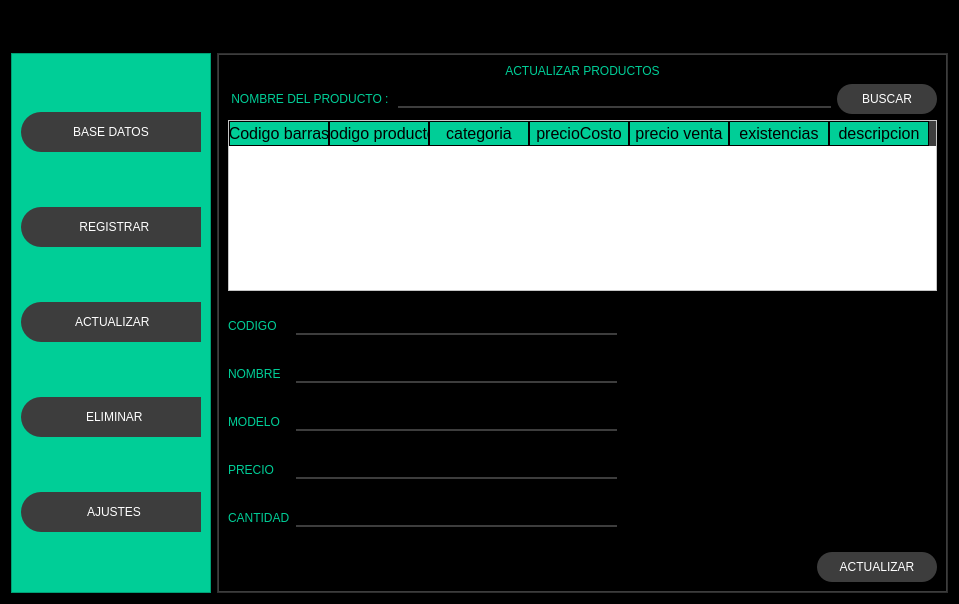
This is diseño.ui in jose99II/repositorioBd as Qt 5 draws it before an edit. The edited form follows.
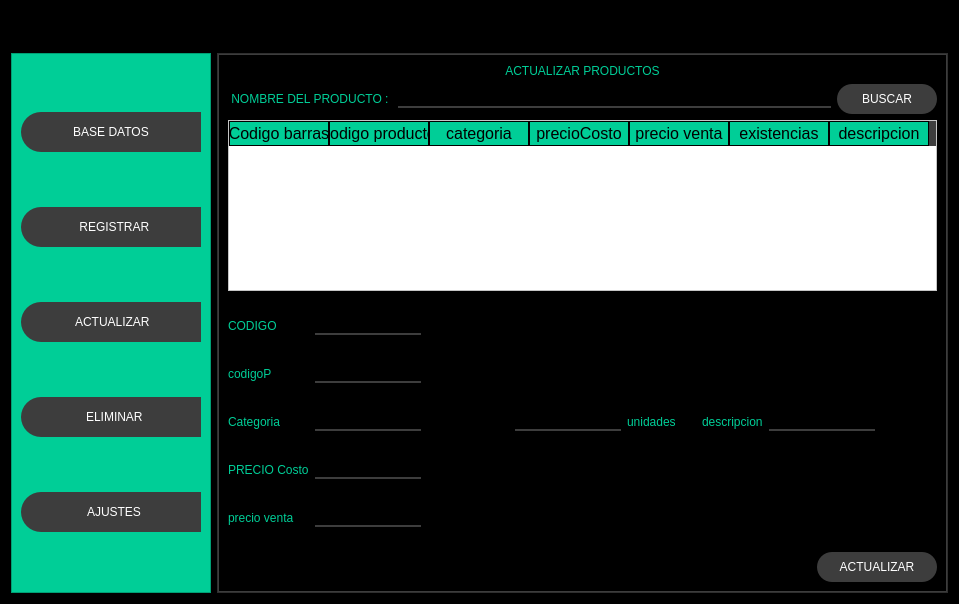
This is the edited form. Icons and pictures are not drawn.

```diff
--- a/diseño.ui
+++ b/diseño.ui
@@ -1601,28 +1601,28 @@
                      <item>
                       <widget class="QLabel" name="label_5">
                        <property name="text">
-                        <string>NOMBRE</string>
+                        <string>codigoP</string>
                        </property>
                       </widget>
                      </item>
                      <item>
                       <widget class="QLabel" name="label_6">
                        <property name="text">
-                        <string>MODELO</string>
+                        <string>Categoria</string>
                        </property>
                       </widget>
                      </item>
                      <item>
                       <widget class="QLabel" name="label_12">
                        <property name="text">
-                        <string>PRECIO</string>
+                        <string>PRECIO Costo</string>
                        </property>
                       </widget>
                      </item>
                      <item>
                       <widget class="QLabel" name="label_13">
                        <property name="text">
-                        <string>CANTIDAD</string>
+                        <string>precio venta</string>
                        </property>
                       </widget>
                      </item>
@@ -1650,6 +1650,69 @@
                      </item>
                     </layout>
                    </item>
+                   <item>
+                    <widget class="QLabel" name="codigoB">
+                     <property name="enabled">
+                      <bool>false</bool>
+                     </property>
+                     <property name="text">
+                      <string/>
+                     </property>
+                    </widget>
+                   </item>
+                   <item>
+                    <spacer name="horizontalSpacer_9">
+                     <property name="orientation">
+                      <enum>Qt::Horizontal</enum>
+                     </property>
+                     <property name="sizeHint" stdset="0">
+                      <size>
+                       <width>40</width>
+                       <height>20</height>
+                      </size>
+                     </property>
+                    </spacer>
+                   </item>
+                   <item>
+                    <widget class="QLabel" name="codigoP">
+                     <property name="text">
+                      <string/>
+                     </property>
+                    </widget>
+                   </item>
+                   <item>
+                    <widget class="QLineEdit" name="unidades_2"/>
+                   </item>
+                   <item>
+                    <widget class="QLabel" name="unidades">
+                     <property name="text">
+                      <string>unidades</string>
+                     </property>
+                    </widget>
+                   </item>
+                   <item>
+                    <spacer name="verticalSpacer">
+                     <property name="orientation">
+                      <enum>Qt::Vertical</enum>
+                     </property>
+                     <property name="sizeHint" stdset="0">
+                      <size>
+                       <width>20</width>
+                       <height>40</height>
+                      </size>
+                     </property>
+                    </spacer>
+                   </item>
+                   <item>
+                    <widget class="QLabel" name="label_32">
+                     <property name="text">
+                      <string>descripcion</string>
+                     </property>
+                    </widget>
+                   </item>
+                   <item>
+                    <widget class="QLineEdit" name="descripcion"/>
+                   </item>
                    <item>
                     <spacer name="horizontalSpacer_6">
                      <property name="orientation">
```
Left out of the diff: 6 changed lines with no effect on the pictures.
